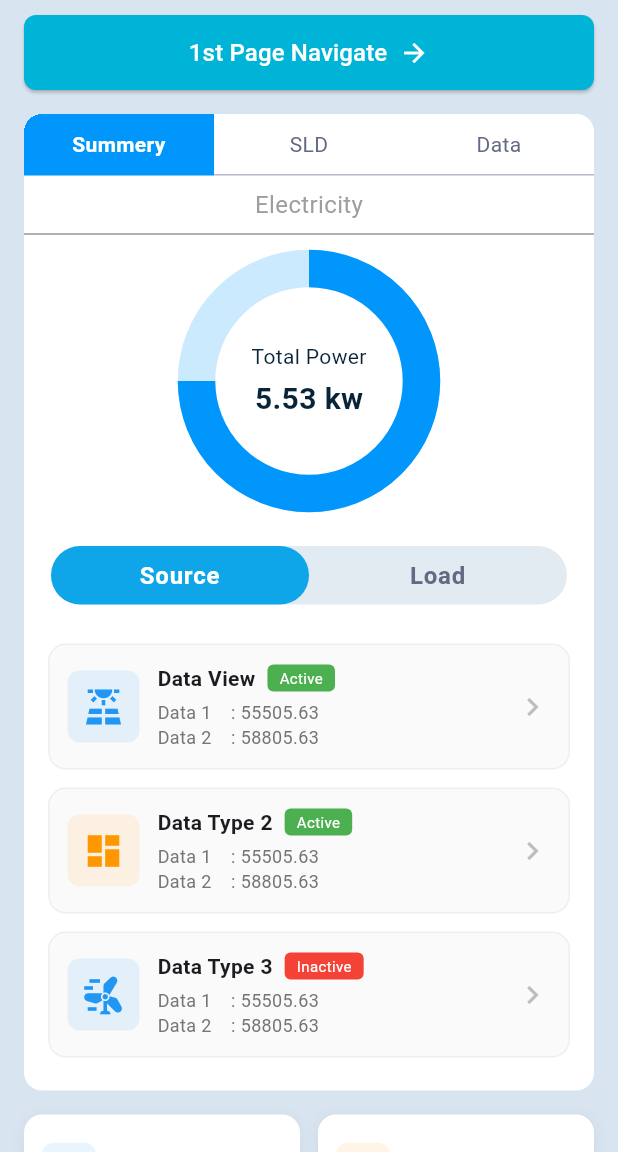
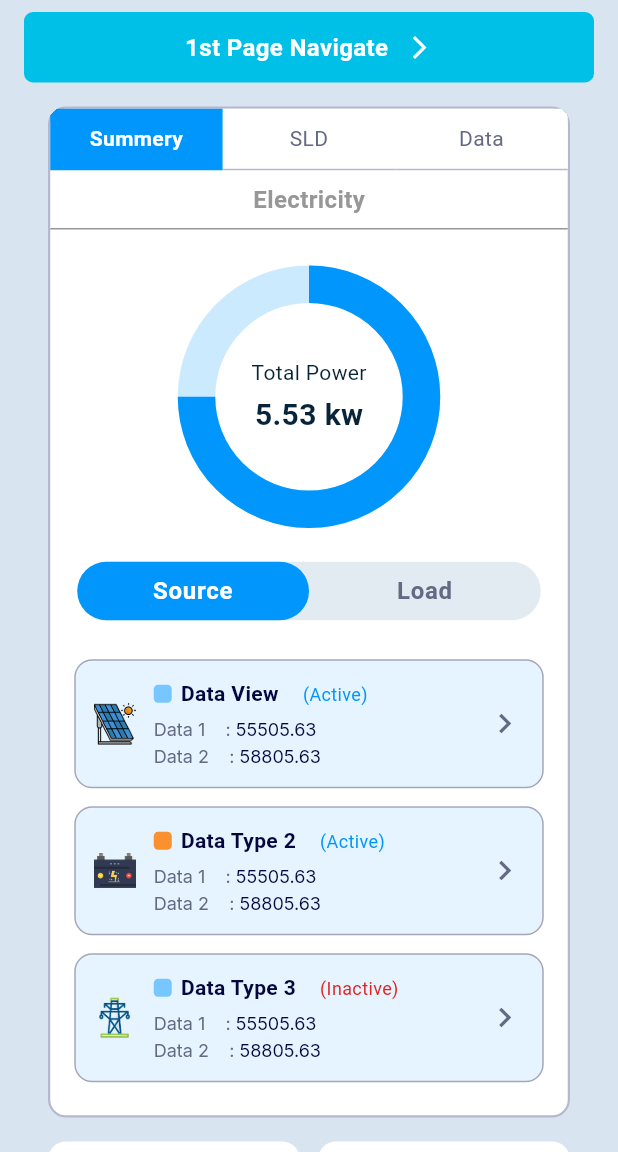
Before and after one commit to LokmanHossen/practical-Flutter-development-task, a Flutter app: the DashboardTwoScreen screen opened directly, on a phone screen of 412 x 824 dp, the part 84-1236 px from its top. Run offline on Flutter 3.47's test engine with Material 3 defaults, Android fonts, the phone set to English and light mode, and no system bars; our stand-ins replace get, google_fonts, modal_bottom_sheet.

Commit message:
complete dashboard screen

```diff
--- a/lib/core/constants/icon_path.dart
+++ b/lib/core/constants/icon_path.dart
@@ -25,4 +25,17 @@ class IconPath {
   static const String powerIcon = '$_basePath/power.png';
   static const String todayEnergyIcon = '$_basePath/today_energy.png';
   static const String notificationIcon = '$_basePath/bell.png';
+
+  static const String solarTwoIcon = '$_basePath/solar2.png';
+  static const String typeTwoIcon = '$_basePath/type2.png';
+  static const String typeThreeIcon = '$_basePath/type3.png';
+
+
+  static const String waterIcon = '$_basePath/water.png';
+  static const String gassIcon = '$_basePath/gass.png';
+  static const String analysisIcon = '$_basePath/analysis.png';
+  static const String gGeneratorIcon = '$_basePath/g_generator.png';
+  static const String pluginIcon = '$_basePath/plugin.png';
+
+
 }
--- a/lib/feature/dashboard_view/dashboard_one_view/screens/dashboard_one_screen.dart
+++ b/lib/feature/dashboard_view/dashboard_one_view/screens/dashboard_one_screen.dart
@@ -46,7 +46,7 @@ class DashboardOneScreen extends StatelessWidget {
       ),
       body: Obx(
         () => SingleChildScrollView(
-          padding: const EdgeInsets.all(16),
+          padding: const EdgeInsets.symmetric(vertical: 8,horizontal: 16),
           child: SafeArea(
             child: Column(
               children: [
@@ -88,7 +88,6 @@ class DashboardOneScreen extends StatelessWidget {
     return InkWell(
       onTap: () => Get.to(() => DashboardTwoScreen()),
 
-      //controller.navigateToSecondPage,
       child: Container(
         // height: 32,
         padding: const EdgeInsets.symmetric(vertical: 12),
--- a/lib/feature/dashboard_view/dashboard_two_view/controller/dashboard_two_controller.dart
+++ b/lib/feature/dashboard_view/dashboard_two_view/controller/dashboard_two_controller.dart
@@ -1,5 +1,6 @@
 import 'package:flutter/material.dart';
 import 'package:get/get.dart';
+import 'package:scube_app/core/constants/icon_path.dart';
 import 'package:scube_app/feature/dashboard_view/dashboard_two_view/models/dashboard_two_model.dart';
 
 class SecondPageController extends GetxController {
@@ -15,57 +16,57 @@ class SecondPageController extends GetxController {
       data1: '55505.63',
       data2: '58805.63',
       isActive: true,
-      icon: Icons.solar_power,
-      color: Colors.blue,
+      image: IconPath.solarTwoIcon,
+      color: Color(0xFF78C6FF)
     ),
     EnergyData(
       title: 'Data Type 2',
       data1: '55505.63',
       data2: '58805.63',
       isActive: true,
-      icon: Icons.dashboard,
-      color: Colors.orange,
+       image: IconPath.typeTwoIcon,
+      color: Color(0xFFFB902E),
     ),
     EnergyData(
       title: 'Data Type 3',
       data1: '55505.63',
       data2: '58805.63',
       isActive: false,
-      icon: Icons.wind_power,
-      color: Colors.blue,
+      image: IconPath.typeThreeIcon,
+      color: Color(0xFF78C6FF)
     ),
   ].obs;
 
   final actionItems = <ActionItem>[
     ActionItem(
       title: 'Analysis Pro',
-      icon: Icons.analytics,
-      color: Colors.blue,
+     image: IconPath.analysisIcon,
+
     ),
     ActionItem(
       title: 'G. Generator',
-      icon: Icons.generating_tokens,
-      color: Colors.orange,
+      image: IconPath.gGeneratorIcon,
+
     ),
     ActionItem(
       title: 'Plant Summary',
-      icon: Icons.factory,
-      color: Colors.orange,
+     image: IconPath.pluginIcon,
+
     ),
     ActionItem(
       title: 'Natural Gas',
-      icon: Icons.local_fire_department,
-      color: Colors.red,
+      image: IconPath.gassIcon,
+
     ),
     ActionItem(
       title: 'D. Generator',
-      icon: Icons.battery_charging_full,
-      color: Colors.orange,
+   image: IconPath.gGeneratorIcon,
+
     ),
     ActionItem(
       title: 'Water Process',
-      icon: Icons.water_drop,
-      color: Colors.blue,
+     image: IconPath.waterIcon,
+
     ),
   ].obs;
 
--- a/lib/feature/dashboard_view/dashboard_two_view/models/dashboard_two_model.dart
+++ b/lib/feature/dashboard_view/dashboard_two_view/models/dashboard_two_model.dart
@@ -5,7 +5,7 @@ class EnergyData {
   final String data1;
   final String data2;
   final bool isActive;
-  final IconData icon;
+  final String image;
   final Color color;
 
   EnergyData({
@@ -13,15 +13,15 @@ class EnergyData {
     required this.data1,
     required this.data2,
     required this.isActive,
-    required this.icon,
+    required this.image,
     required this.color,
   });
 }
 
 class ActionItem {
   final String title;
-  final IconData icon;
-  final Color color;
+  final String image;
 
-  ActionItem({required this.title, required this.icon, required this.color});
+
+  ActionItem({required this.title, required this.image,});
 }
--- a/lib/feature/dashboard_view/dashboard_two_view/screen/dashboard_two_screen.dart
+++ b/lib/feature/dashboard_view/dashboard_two_view/screen/dashboard_two_screen.dart
@@ -4,8 +4,9 @@ import 'package:scube_app/core/constants/app_colors.dart';
 import 'package:scube_app/core/constants/icon_path.dart';
 import 'package:scube_app/feature/dashboard_view/dashboard_one_view/screens/dashboard_one_screen.dart';
 import 'package:scube_app/feature/dashboard_view/dashboard_two_view/controller/dashboard_two_controller.dart';
-import 'package:scube_app/feature/dashboard_view/dashboard_two_view/models/dashboard_two_model.dart';
+import 'package:scube_app/feature/dashboard_view/dashboard_two_view/widget/bottom_grid_view.dart';
 import 'package:scube_app/feature/dashboard_view/dashboard_two_view/widget/data_type_card.dart';
+import 'package:scube_app/feature/dashboard_view/dashboard_two_view/widget/power_card.dart';
 
 class DashboardTwoScreen extends StatelessWidget {
   const DashboardTwoScreen({super.key});
@@ -41,41 +42,13 @@ class DashboardTwoScreen extends StatelessWidget {
         ],
       ),
       body: SingleChildScrollView(
+        padding: const EdgeInsets.symmetric(vertical: 8, horizontal: 16),
         child: Column(
           children: [
-            const SizedBox(height: 10),
-            // Navigate Button
-            Padding(
-              padding: const EdgeInsets.symmetric(horizontal: 16),
-              child: ElevatedButton(
-                onPressed: () {
-                  Get.to(() => DashboardOneScreen());
-                },
+            _buildNavigateButton(),
 
-                //  controller.navigateToFirstPage,
-                style: ElevatedButton.styleFrom(
-                  backgroundColor: const Color(0xFF00B4D8),
-                  minimumSize: const Size(double.infinity, 50),
-                  shape: RoundedRectangleBorder(
-                    borderRadius: BorderRadius.circular(8),
-                  ),
-                ),
-                child: const Row(
-                  mainAxisAlignment: MainAxisAlignment.center,
-                  children: [
-                    Text(
-                      '1st Page Navigate',
-                      style: TextStyle(fontSize: 16, color: Colors.white),
-                    ),
-                    SizedBox(width: 8),
-                    Icon(Icons.arrow_forward, size: 20, color: Colors.white),
-                  ],
-                ),
-              ),
-            ),
             const SizedBox(height: 16),
 
-            // Content Card
             Padding(
               padding: const EdgeInsets.symmetric(horizontal: 16),
               child: Container(
@@ -83,6 +56,7 @@ class DashboardTwoScreen extends StatelessWidget {
                 decoration: BoxDecoration(
                   color: Colors.white,
                   borderRadius: BorderRadius.circular(12),
+                  border: Border.all(color: Color(0xFFB6B8D0), width: 1.5),
                 ),
                 child: Column(
                   children: [
@@ -99,16 +73,18 @@ class DashboardTwoScreen extends StatelessWidget {
 
                     Text(
                       'Electricity',
-                      style: TextStyle(color: Colors.grey, fontSize: 16),
+                      style: TextStyle(
+                        color: Color(0xFF979797),
+                        fontSize: 16,
+                        fontWeight: FontWeight.w700,
+                      ),
                     ),
                     Divider(color: Color(0xFF979797)),
 
-                    // Power Chart
+                    const SizedBox(height: 14),
                     const PowerChart(),
-
                     const SizedBox(height: 20),
 
-                    // Source/Load Toggle
                     Padding(
                       padding: const EdgeInsets.symmetric(horizontal: 18),
                       child: Obx(
@@ -164,12 +140,42 @@ class DashboardTwoScreen extends StatelessWidget {
                   ),
                   itemCount: controller.actionItems.length,
                   itemBuilder: (context, index) {
-                    return ActionButton(item: controller.actionItems[index]);
+                    return BottomGridView(item: controller.actionItems[index]);
                   },
                 ),
               ),
             ),
             const SizedBox(height: 20),
+          ],
+        ),
+      ),
+    );
+  }
+
+  Widget _buildNavigateButton() {
+    return InkWell(
+      onTap: () => Get.to(() => DashboardOneScreen()),
+
+      child: Container(
+        padding: const EdgeInsets.symmetric(vertical: 12),
+        decoration: BoxDecoration(
+          color: Color(0xFF00C0E8),
+
+          borderRadius: BorderRadius.circular(6),
+        ),
+        child: Row(
+          mainAxisAlignment: MainAxisAlignment.center,
+          children: [
+            const Text(
+              '1st Page Navigate',
+              style: TextStyle(
+                color: Colors.white,
+                fontSize: 16,
+                fontWeight: FontWeight.w600,
+              ),
+            ),
+            const SizedBox(width: 12),
+            const Icon(Icons.arrow_forward_ios, color: Colors.white, size: 18),
           ],
         ),
       ),
@@ -212,7 +218,7 @@ class DashboardTwoScreen extends StatelessWidget {
         child: Container(
           padding: const EdgeInsets.symmetric(vertical: 8.0),
           decoration: BoxDecoration(
-            color: isSelected ? const Color(0xFF0EA5E9) : Colors.transparent,
+            color: isSelected ? const Color(0xFF0096FC) : Colors.transparent,
             borderRadius: BorderRadius.circular(30),
           ),
           child: Text(
@@ -230,132 +236,3 @@ class DashboardTwoScreen extends StatelessWidget {
     );
   }
 }
-
-// ==================== widgets/power_chart.dart ====================
-class PowerChart extends StatelessWidget {
-  const PowerChart({super.key});
-
-  @override
-  Widget build(BuildContext context) {
-    return SizedBox(
-      height: 180,
-      child: Stack(
-        alignment: Alignment.center,
-        children: [
-          Container(
-            width: 175,
-            height: 175,
-            decoration: BoxDecoration(
-              shape: BoxShape.circle,
-              border: Border.all(
-                color: Color(0xFF0096FC).withValues(alpha: 0.2),
-                width: 25,
-              ),
-            ),
-          ),
-
-          SizedBox(
-            width: 150,
-            height: 150,
-            child: CircularProgressIndicator(
-              value: 0.75,
-              strokeWidth: 25,
-              backgroundColor: Colors.transparent,
-              valueColor: const AlwaysStoppedAnimation<Color>(
-                Color(0xFF0096FC),
-              ),
-            ),
-          ),
-          // Center text
-          Column(
-            mainAxisAlignment: MainAxisAlignment.center,
-            children: [
-              Text(
-                'Total Power',
-                style: TextStyle(
-                  color: AppColors.textPrimaryColor,
-                  fontSize: 14,
-                ),
-              ),
-              const SizedBox(height: 4),
-              const Text(
-                '5.53 kw',
-                style: TextStyle(
-                  color: AppColors.textPrimaryColor,
-                  fontSize: 20,
-                  fontWeight: FontWeight.w600,
-                ),
-              ),
-            ],
-          ),
-        ],
-      ),
-    );
-  }
-}
-
-// ==================== widgets/action_button.dart ====================
-class ActionButton extends StatelessWidget {
-  final ActionItem item;
-
-  const ActionButton({super.key, required this.item});
-
-  @override
-  Widget build(BuildContext context) {
-    return Container(
-      decoration: BoxDecoration(
-        color: Colors.white,
-        borderRadius: BorderRadius.circular(12),
-        boxShadow: [
-          BoxShadow(
-            color: Colors.black.withOpacity(0.05),
-            blurRadius: 8,
-            offset: const Offset(0, 2),
-          ),
-        ],
-      ),
-      child: Material(
-        color: Colors.transparent,
-        child: InkWell(
-          onTap: () {
-            Get.snackbar(
-              'Action',
-              '${item.title} clicked',
-              snackPosition: SnackPosition.BOTTOM,
-              duration: const Duration(seconds: 1),
-            );
-          },
-          borderRadius: BorderRadius.circular(12),
-          child: Padding(
-            padding: const EdgeInsets.all(12),
-            child: Row(
-              children: [
-                Container(
-                  width: 36,
-                  height: 36,
-                  decoration: BoxDecoration(
-                    color: item.color.withOpacity(0.1),
-                    borderRadius: BorderRadius.circular(8),
-                  ),
-                  child: Icon(item.icon, color: item.color, size: 20),
-                ),
-                const SizedBox(width: 10),
-                Expanded(
-                  child: Text(
-                    item.title,
-                    style: const TextStyle(
-                      fontSize: 13,
-                      fontWeight: FontWeight.w500,
-                    ),
-                    maxLines: 1,
-                    overflow: TextOverflow.ellipsis,
-                  ),
-                ),
-              ],
-            ),
-          ),
-        ),
-      ),
-    );
-  }
-}
--- a/lib/feature/dashboard_view/dashboard_two_view/widget/action_button.dart
+++ b/lib/feature/dashboard_view/dashboard_two_view/widget/bottom_grid_view.dart
@@ -1,11 +1,10 @@
 import 'package:flutter/material.dart';
-import 'package:get/get.dart';
 import 'package:scube_app/feature/dashboard_view/dashboard_two_view/models/dashboard_two_model.dart';
 
-class ActionButton extends StatelessWidget {
+class BottomGridView extends StatelessWidget {
   final ActionItem item;
 
-  const ActionButton({Key? key, required this.item}) : super(key: key);
+  const BottomGridView({super.key, required this.item});
 
   @override
   Widget build(BuildContext context) {
@@ -13,25 +12,12 @@ class ActionButton extends StatelessWidget {
       decoration: BoxDecoration(
         color: Colors.white,
         borderRadius: BorderRadius.circular(12),
-        boxShadow: [
-          BoxShadow(
-            color: Colors.black.withOpacity(0.05),
-            blurRadius: 8,
-            offset: const Offset(0, 2),
-          ),
-        ],
+
       ),
       child: Material(
         color: Colors.transparent,
         child: InkWell(
-          onTap: () {
-            Get.snackbar(
-              'Action',
-              '${item.title} clicked',
-              snackPosition: SnackPosition.BOTTOM,
-              duration: const Duration(seconds: 1),
-            );
-          },
+
           borderRadius: BorderRadius.circular(12),
           child: Padding(
             padding: const EdgeInsets.all(12),
@@ -41,10 +27,9 @@ class ActionButton extends StatelessWidget {
                   width: 36,
                   height: 36,
                   decoration: BoxDecoration(
-                    color: item.color.withOpacity(0.1),
                     borderRadius: BorderRadius.circular(8),
                   ),
-                  child: Icon(item.icon, color: item.color, size: 20),
+                  child: Image.asset(item.image),
                 ),
                 const SizedBox(width: 10),
                 Expanded(
--- a/lib/feature/dashboard_view/dashboard_two_view/widget/data_type_card.dart
+++ b/lib/feature/dashboard_view/dashboard_two_view/widget/data_type_card.dart
@@ -1,10 +1,11 @@
 import 'package:flutter/material.dart';
+import 'package:scube_app/core/style/global_text_style.dart';
 import 'package:scube_app/feature/dashboard_view/dashboard_two_view/models/dashboard_two_model.dart';
 
 class DataTypeCard extends StatelessWidget {
   final EnergyData data;
 
-  const DataTypeCard({Key? key, required this.data}) : super(key: key);
+  const DataTypeCard({super.key, required this.data});
 
   @override
   Widget build(BuildContext context) {
@@ -12,20 +13,19 @@ class DataTypeCard extends StatelessWidget {
       margin: const EdgeInsets.symmetric(horizontal: 16, vertical: 6),
       padding: const EdgeInsets.all(12),
       decoration: BoxDecoration(
-        color: Colors.grey[50],
+        color: Color(0xFFE5F4FE),
         borderRadius: BorderRadius.circular(12),
-        border: Border.all(color: Colors.grey[200]!),
+        border: Border.all(color: Color(0xFFA5A7B9)),
       ),
       child: Row(
         children: [
           Container(
-            width: 48,
-            height: 48,
+
             decoration: BoxDecoration(
-              color: data.color.withOpacity(0.1),
+
               borderRadius: BorderRadius.circular(8),
             ),
-            child: Icon(data.icon, color: data.color, size: 28),
+            child: Image.asset(data.image,height: 28,width: 28,)
           ),
           const SizedBox(width: 12),
           Expanded(
@@ -34,46 +34,83 @@ class DataTypeCard extends StatelessWidget {
               children: [
                 Row(
                   children: [
+                    Row(
+                      children: [
+                        Container(
+                          padding: EdgeInsets.all(6),
+                          decoration: BoxDecoration(
+                            color: data.color,
+                            borderRadius: BorderRadius.circular(3)
+                          ),
+                        ),
+                          const SizedBox(width: 6),
+
                         Text(
                           data.title,
                           style: const TextStyle(
                             fontSize: 14,
+                            color: Color(0xFF04063E),
                             fontWeight: FontWeight.w600,
                           ),
                         ),
-                    const SizedBox(width: 8),
-                    Container(
-                      padding: const EdgeInsets.symmetric(
-                        horizontal: 8,
-                        vertical: 2,
+                      ],
                     ),
-                      decoration: BoxDecoration(
-                        color: data.isActive ? Colors.green : Colors.red,
-                        borderRadius: BorderRadius.circular(4),
-                      ),
-                      child: Text(
-                        data.isActive ? 'Active' : 'Inactive',
-                        style: const TextStyle(
-                          color: Colors.white,
-                          fontSize: 10,
-                        ),
+                    const SizedBox(width: 16),
+                    Text(
+                      data.isActive ? '(Active)' : '(Inactive)',
+                      style:  TextStyle(
+                        color:  data.isActive ? Color(0xFF0096FC) : Color(0xFFDF2222),
+                        fontSize: 12,
                       ),
                     ),
                   ],
                 ),
                 const SizedBox(height: 4),
-                Text(
-                  'Data 1    : ${data.data1}',
-                  style: TextStyle(color: Colors.grey[600], fontSize: 12),
+               RichText(
+                  text: TextSpan(
+                    text: 'Data 1    : ',
+                    style: globalTextStyle(
+                      fontSize: 12,
+                      color: Color(0xFF646984),
                     ),
-                Text(
-                  'Data 2    : ${data.data2}',
-                  style: TextStyle(color: Colors.grey[600], fontSize: 12),
+                    children: [
+                      TextSpan(
+                        text:  data.data1,
+                        style: globalTextStyle(
+                          fontSize: 12,
+                          color: Color(0xFF04063E),
+
+                        ),
+
                       ),
                     ],
                   ),
                 ),
-          Icon(Icons.chevron_right, color: Colors.grey[400]),
+
+                RichText(
+                  text: TextSpan(
+                    text: 'Data 2    : ',
+                    style: globalTextStyle(
+                      fontSize: 12,
+                      color: Color(0xFF646984),
+                    ),
+                    children: [
+                      TextSpan(
+                        text:  data.data2,
+                        style: globalTextStyle(
+                          fontSize: 12,
+                          color: Color(0xFF04063E),
+
+                        ),
+
+                      ),
+                    ],
+                  ),
+                ),
+              ],
+            ),
+          ),
+          Icon(Icons.chevron_right, color: Color(0xFF646984),size: 26,),
         ],
       ),
     );
--- /dev/null
+++ b/lib/feature/dashboard_view/dashboard_two_view/widget/power_card.dart
@@ -0,0 +1,64 @@
+import 'package:flutter/material.dart';
+import 'package:scube_app/core/constants/app_colors.dart';
+
+class PowerChart extends StatelessWidget {
+  const PowerChart({super.key});
+
+  @override
+  Widget build(BuildContext context) {
+    return SizedBox(
+      height: 180,
+      child: Stack(
+        alignment: Alignment.center,
+        children: [
+          Container(
+            width: 175,
+            height: 175,
+            decoration: BoxDecoration(
+              shape: BoxShape.circle,
+              border: Border.all(
+                color: Color(0xFF0096FC).withValues(alpha: 0.2),
+                width: 25,
+              ),
+            ),
+          ),
+
+          SizedBox(
+            width: 150,
+            height: 150,
+            child: CircularProgressIndicator(
+              value: 0.75,
+              strokeWidth: 25,
+              backgroundColor: Colors.transparent,
+              valueColor: const AlwaysStoppedAnimation<Color>(
+                Color(0xFF0096FC),
+              ),
+            ),
+          ),
+          // Center text
+          Column(
+            mainAxisAlignment: MainAxisAlignment.center,
+            children: [
+              Text(
+                'Total Power',
+                style: TextStyle(
+                  color: AppColors.textPrimaryColor,
+                  fontSize: 14,
+                ),
+              ),
+              const SizedBox(height: 4),
+              const Text(
+                '5.53 kw',
+                style: TextStyle(
+                  color: AppColors.textPrimaryColor,
+                  fontSize: 20,
+                  fontWeight: FontWeight.w600,
+                ),
+              ),
+            ],
+          ),
+        ],
+      ),
+    );
+  }
+}
```
Also changed, not shown: assets/icons/analysis.png (added), assets/icons/g_generator.png (added), assets/icons/gass.png (added), assets/icons/plugin.png (added), assets/icons/solar2.png (added), assets/icons/type2.png (added), assets/icons/type3.png (added), assets/icons/water.png (added). Lines whose indentation alone changed are shown as unchanged.
